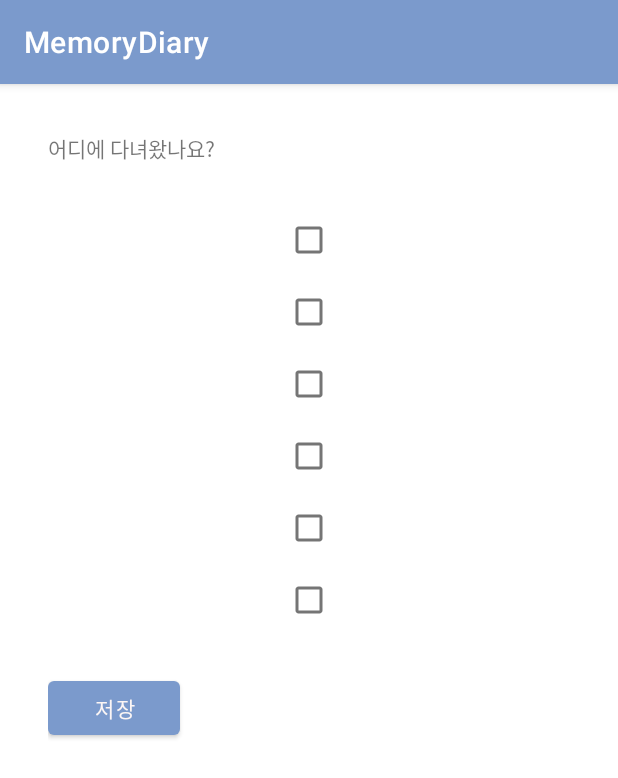
After one commit to parkwltn/Diary, an Android app: the LocationActivity screen opened directly, with no data from a screen before it, on a phone screen of 412 x 824 dp. The commit adds this screen. Shown: the top 778 px of the screen. Run offline under Robolectric (Android 15) with nearby library versions, the phone set to English and light mode, and no system bars.

Commit message:
v3.2 LocationActivity.kt 추가

```diff
--- a/app/src/main/AndroidManifest.xml
+++ b/app/src/main/AndroidManifest.xml
@@ -12,7 +12,8 @@
         android:supportsRtl="true"
         android:theme="@style/Theme.MemoryDiary"
         android:usesCleartextTraffic="true">
-        <activity android:name=".Game2Activity"></activity>
+        <activity android:name=".LocationActivity"></activity>
+        <activity android:name=".Game2Activity" />
         <activity android:name=".GameVersionActivity" />
         <activity android:name=".GameCalendarActivity" />
         <activity android:name=".CalendarActivity" />
--- /dev/null
+++ b/app/src/main/java/com/ussu/memorydiary/LocationActivity.kt
@@ -0,0 +1,107 @@
+package com.ussu.memorydiary
+
+import android.content.ContentValues
+import androidx.appcompat.app.AppCompatActivity
+import android.os.Bundle
+import android.util.Log
+import android.widget.Button
+import android.widget.CheckBox
+import android.widget.Toast
+import com.google.gson.GsonBuilder
+import com.ussu.memorydiary.API.diaryAPI
+import com.ussu.memorydiary.API.gameText
+import retrofit2.Call
+import retrofit2.Callback
+import retrofit2.Response
+import retrofit2.Retrofit
+import retrofit2.converter.gson.GsonConverterFactory
+
+class LocationActivity : AppCompatActivity() {
+    private lateinit var CB0: CheckBox
+    private lateinit var CB1: CheckBox
+    private lateinit var CB2: CheckBox
+    private lateinit var CB3: CheckBox
+    private lateinit var CB4: CheckBox
+    private lateinit var CB5: CheckBox
+
+    override fun onCreate(savedInstanceState: Bundle?) {
+        super.onCreate(savedInstanceState)
+        setContentView(R.layout.activity_location)
+
+        val gameText = intent.getStringExtra("gameText")
+
+        var btnWhere = findViewById<Button>(R.id.btnSaveWhere)
+
+        CB0 = findViewById(R.id.CB0)
+        CB1 = findViewById(R.id.CB1)
+        CB2 = findViewById(R.id.CB2)
+        CB3 = findViewById(R.id.CB3)
+        CB4 = findViewById(R.id.CB4)
+        CB5 = findViewById(R.id.CB5)
+
+        if (gameText != null) {
+            val gameTextList = gameText.split(" ") //List
+
+            CB0.setText(gameTextList[0])
+            CB1.setText(gameTextList[1])
+            CB2.setText(gameTextList[2])
+            CB3.setText(gameTextList[3])
+            CB4.setText(gameTextList[4])
+            CB5.setText(gameTextList[5])
+
+            var locationList = mutableListOf<String>()
+
+            btnWhere.setOnClickListener {
+                if (CB0.isChecked) {
+                    locationList.add(CB0.getText().toString())
+                }
+                if (CB1.isChecked) {
+                    locationList.add(CB1.getText().toString())
+                }
+                if (CB2.isChecked) {
+                    locationList.add(CB2.getText().toString())
+                }
+                if (CB3.isChecked) {
+                    locationList.add(CB3.getText().toString())
+                }
+                if (CB4.isChecked) {
+                    locationList.add(CB4.getText().toString())
+                }
+                if (CB5.isChecked) {
+                    locationList.add(CB5.getText().toString())
+                }
+
+                val BASE_URL = "http://192.168.0.104:8080"
+                var locationString = locationList.joinToString(" ")
+
+                Toast.makeText(this, "$locationString", Toast.LENGTH_LONG).show()
+
+                var gson = GsonBuilder()
+                    .setLenient()
+                    .create()
+
+                val retrofit = Retrofit.Builder()
+                    .baseUrl(BASE_URL)
+                    .addConverterFactory(GsonConverterFactory.create(gson))
+                    .build()
+
+                val api = retrofit.create(diaryAPI::class.java)
+                val callGetGameText = api.getGameText((gameText(locationString)))
+                callGetGameText.enqueue(object : Callback<gameText> {
+                    override fun onResponse(call: Call<gameText>, response: Response<gameText>) {
+                        Log.d(ContentValues.TAG, "성공: ${response.raw()}")
+                    }
+
+                    override fun onFailure(call: Call<gameText>, t: Throwable) {
+                        Log.d(ContentValues.TAG, "실패: $t")
+                    }
+                })
+
+
+            }
+        }
+
+
+
+    }
+}
--- /dev/null
+++ b/app/src/main/res/layout/activity_location.xml
@@ -0,0 +1,62 @@
+<?xml version="1.0" encoding="utf-8"?>
+<androidx.constraintlayout.widget.ConstraintLayout xmlns:android="http://schemas.android.com/apk/res/android"
+    xmlns:app="http://schemas.android.com/apk/res-auto"
+    xmlns:tools="http://schemas.android.com/tools"
+    android:layout_width="match_parent"
+    android:layout_height="match_parent"
+    tools:context=".LocationActivity">
+
+    <LinearLayout
+        android:layout_width="match_parent"
+        android:layout_height="wrap_content"
+        android:orientation="vertical"
+        android:padding="32dp"
+        tools:ignore="MissingConstraints">
+
+        <TextView
+            android:id="@+id/textViewQuestion"
+            android:layout_width="match_parent"
+            android:layout_height="32dp"
+            android:text="어디에 다녀왔나요?" />
+
+        <CheckBox
+            android:id="@+id/CB0"
+            android:layout_width="match_parent"
+            android:layout_height="wrap_content"
+            android:layout_marginTop="16dp" />
+
+        <CheckBox
+            android:id="@+id/CB1"
+            android:layout_width="match_parent"
+            android:layout_height="wrap_content" />
+
+        <CheckBox
+            android:id="@+id/CB2"
+            android:layout_width="match_parent"
+            android:layout_height="wrap_content" />
+
+        <CheckBox
+            android:id="@+id/CB3"
+            android:layout_width="match_parent"
+            android:layout_height="wrap_content" />
+
+        <CheckBox
+            android:id="@+id/CB4"
+            android:layout_width="match_parent"
+            android:layout_height="wrap_content" />
+
+        <CheckBox
+            android:id="@+id/CB5"
+            android:layout_width="match_parent"
+            android:layout_height="wrap_content" />
+
+        <Button
+            android:id="@+id/btnSaveWhere"
+            android:layout_width="wrap_content"
+            android:layout_height="wrap_content"
+            android:layout_marginTop="24dp"
+            android:text="저장" />
+
+    </LinearLayout>
+
+</androidx.constraintlayout.widget.ConstraintLayout>
```
Also changed, not shown: app/src/main/java/com/ussu/memorydiary/Game2Activity.kt (+12 -66 lines), app/src/main/res/layout/activity_game2.xml (+2 -29 lines).
